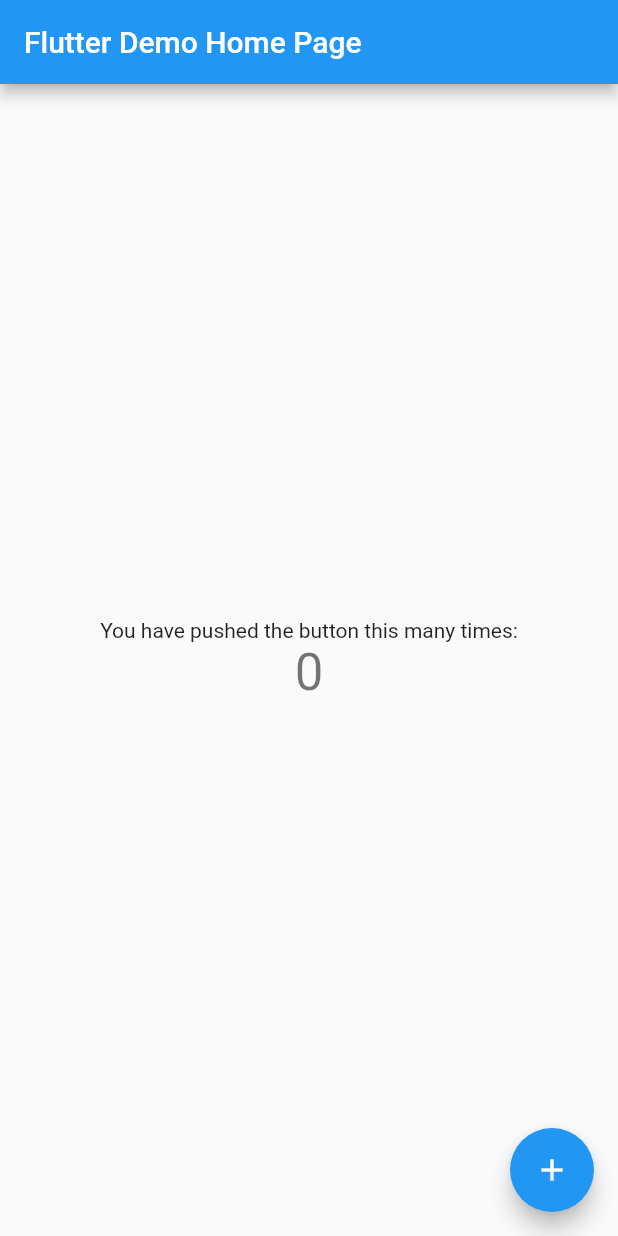
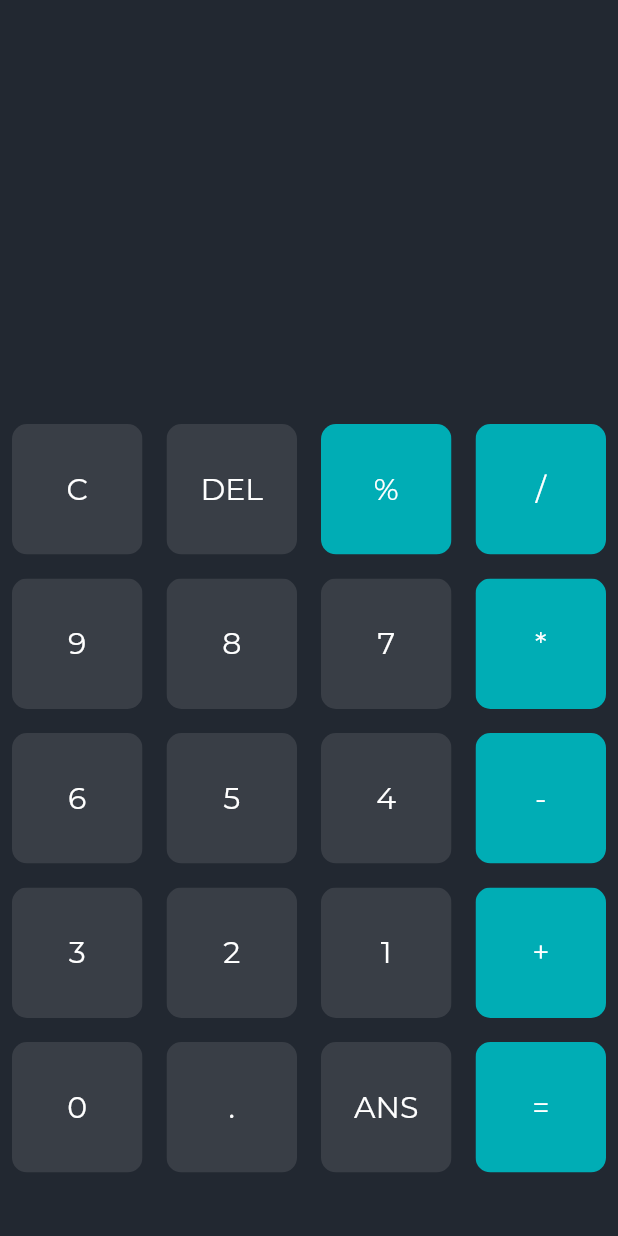
Before and after one commit to EvertonWingert/calculadora-flutter, a Flutter app: the screen it shows after launch, on a phone screen of 412 x 824 dp. Run offline on Flutter 3.47's test engine with Material 2 defaults, Android fonts, the phone set to English and light mode, and no system bars; our stand-ins replace google_fonts, math_expressions.

Commit message:
tudo pronto

```diff
--- /dev/null
+++ b/lib/button.dart
@@ -0,0 +1,39 @@
+import 'package:flutter/material.dart';
+import 'package:google_fonts/google_fonts.dart';
+
+class Button extends StatelessWidget {
+  final color;
+  final textColor;
+  final String buttonText;
+  final buttonTapped;
+  Button(
+      {Key key,
+      this.color,
+      this.textColor,
+      this.buttonText,
+      this.buttonTapped});
+
+  @override
+  Widget build(BuildContext context) {
+    return GestureDetector(
+      onTap: buttonTapped,
+      child: Padding(
+        padding: const EdgeInsets.all(8),
+        child: ClipRRect(
+          borderRadius: BorderRadius.circular(10),
+          child: Container(
+            color: color,
+            child: Center(
+              child: Text(
+                buttonText,
+                style:GoogleFonts.montserrat(textStyle: TextStyle(
+                    color: textColor,
+                    fontSize: 20,)),
+              ),
+            ),
+          ),
+        ),
+      ),
+    );
+  }
+}
--- a/lib/main.dart
+++ b/lib/main.dart
@@ -1,117 +1,175 @@
 import 'package:flutter/material.dart';
+
+import 'package:calculadora/button.dart';
+import 'package:math_expressions/math_expressions.dart';
 
 void main() {
   runApp(MyApp());
 }
 
 class MyApp extends StatelessWidget {
-  // This widget is the root of your application.
   @override
   Widget build(BuildContext context) {
     return MaterialApp(
-      title: 'Flutter Demo',
-      theme: ThemeData(
-        // This is the theme of your application.
-        //
-        // Try running your application with "flutter run". You'll see the
-        // application has a blue toolbar. Then, without quitting the app, try
-        // changing the primarySwatch below to Colors.green and then invoke
-        // "hot reload" (press "r" in the console where you ran "flutter run",
-        // or simply save your changes to "hot reload" in a Flutter IDE).
-        // Notice that the counter didn't reset back to zero; the application
-        // is not restarted.
-        primarySwatch: Colors.blue,
-        // This makes the visual density adapt to the platform that you run
-        // the app on. For desktop platforms, the controls will be smaller and
-        // closer together (more dense) than on mobile platforms.
-        visualDensity: VisualDensity.adaptivePlatformDensity,
-      ),
-      home: MyHomePage(title: 'Flutter Demo Home Page'),
+      home: Calculadora(),
+      debugShowCheckedModeBanner: false,
     );
   }
 }
 
-class MyHomePage extends StatefulWidget {
-  MyHomePage({Key key, this.title}) : super(key: key);
-
-  // This widget is the home page of your application. It is stateful, meaning
-  // that it has a State object (defined below) that contains fields that affect
-  // how it looks.
-
-  // This class is the configuration for the state. It holds the values (in this
-  // case the title) provided by the parent (in this case the App widget) and
-  // used by the build method of the State. Fields in a Widget subclass are
-  // always marked "final".
-
+class Calculadora extends StatefulWidget {
+  Calculadora({Key key, this.title}) : super(key: key);
   final String title;
 
   @override
-  _MyHomePageState createState() => _MyHomePageState();
+  _CalculadoraState createState() => _CalculadoraState();
 }
 
-class _MyHomePageState extends State<MyHomePage> {
-  int _counter = 0;
+class _CalculadoraState extends State<Calculadora> {
+  final bgPrimarysColor = const Color(0xff222831);
+  final bgSecundaryColor = const Color(0xff393e46);
+  final highlightColor = const Color(0xff00adb5);
 
-  void _incrementCounter() {
+  var screenOperation = '';
+  var screenResult = '';
+  var anterior = '';
+
+  final List<String> buttons = [
+    'C',
+    'DEL',
+    '%',
+    '/',
+    '9',
+    '8',
+    '7',
+    '*',
+    '6',
+    '5',
+    "4",
+    '-',
+    '3',
+    '2',
+    '1',
+    '+',
+    '0',
+    '.',
+    'ANS',
+    '=',
+  ];
+
+  @override
+  Widget build(BuildContext context) {
+    return Scaffold(
+      backgroundColor: bgPrimarysColor,
+      body: SafeArea(
+        child: Column(
+          mainAxisAlignment: MainAxisAlignment.spaceEvenly,
+          children: <Widget>[
+            Expanded(
+              child: Container(
+                child: Column(
+                  children: <Widget>[
+                    SizedBox(
+                      height: 50,
+                    ),
+                    Container(
+                        padding: EdgeInsets.all(20),
+                        alignment: Alignment.centerLeft,
+                        child: Text(screenOperation,
+                            style:
+                                TextStyle(fontSize: 20, color: Colors.white))),
+                    Container(
+                        padding: EdgeInsets.all(20),
+                        alignment: Alignment.centerRight,
+                        child: Text(screenResult,
+                            style:
+                                TextStyle(fontSize: 40, color: Colors.white)))
+                  ],
+                ),
+              ),
+            ),
+            Expanded(
+              flex: 2,
+              child: Container(
+                child: Center(
+                  child: GridView.builder(
+                      itemCount: buttons.length,
+                      gridDelegate: SliverGridDelegateWithFixedCrossAxisCount(
+                          crossAxisCount: 4),
+                      itemBuilder: (BuildContext contex, int index) {
+                        return Button(
+                          buttonTapped: () {
+                            if (buttons[index] == 'C') {
+                              clearScreenOp();
+                              clearScreenResult();
+                            } else if (buttons[index] == 'DEL') {
+                              removeLastChar();
+                            } else if (buttons[index] == '=') {
+                              equalPressed();
+                            } else if (isOperator(anterior) &&
+                                isOperator(buttons[index])) {
+                              return;
+                            } else {
+                              setState(() {
+                                screenOperation += buttons[index];
+                                anterior = buttons[index];
+                              });
+                            }
+                          },
+                          buttonText: buttons[index],
+                          color: isOperator(buttons[index])
+                              ? highlightColor
+                              : bgSecundaryColor,
+                          textColor: Colors.white,
+                        );
+                      }),
+                ),
+              ),
+            )
+          ],
+        ),
+      ),
+    );
+  }
+
+  bool isOperator(String x) {
+    if (x == '+' || x == '-' || x == '*' || x == '%' || x == '=' || x == '/') {
+      return true;
+    }
+    return false;
+  }
+
+  void clearScreenOp() {
     setState(() {
-      // This call to setState tells the Flutter framework that something has
-      // changed in this State, which causes it to rerun the build method below
-      // so that the display can reflect the updated values. If we changed
-      // _counter without calling setState(), then the build method would not be
-      // called again, and so nothing would appear to happen.
-      _counter++;
+      screenOperation = '';
+      anterior = '';
     });
   }
 
-  @override
-  Widget build(BuildContext context) {
-    // This method is rerun every time setState is called, for instance as done
-    // by the _incrementCounter method above.
-    //
-    // The Flutter framework has been optimized to make rerunning build methods
-    // fast, so that you can just rebuild anything that needs updating rather
-    // than having to individually change instances of widgets.
-    return Scaffold(
-      appBar: AppBar(
-        // Here we take the value from the MyHomePage object that was created by
-        // the App.build method, and use it to set our appbar title.
-        title: Text(widget.title),
-      ),
-      body: Center(
-        // Center is a layout widget. It takes a single child and positions it
-        // in the middle of the parent.
-        child: Column(
-          // Column is also a layout widget. It takes a list of children and
-          // arranges them vertically. By default, it sizes itself to fit its
-          // children horizontally, and tries to be as tall as its parent.
-          //
-          // Invoke "debug painting" (press "p" in the console, choose the
-          // "Toggle Debug Paint" action from the Flutter Inspector in Android
-          // Studio, or the "Toggle Debug Paint" command in Visual Studio Code)
-          // to see the wireframe for each widget.
-          //
-          // Column has various properties to control how it sizes itself and
-          // how it positions its children. Here we use mainAxisAlignment to
-          // center the children vertically; the main axis here is the vertical
-          // axis because Columns are vertical (the cross axis would be
-          // horizontal).
-          mainAxisAlignment: MainAxisAlignment.center,
-          children: <Widget>[
-            Text(
-              'You have pushed the button this many times:',
-            ),
-            Text(
-              '$_counter',
-              style: Theme.of(context).textTheme.headline4,
-            ),
-          ],
-        ),
-      ),
-      floatingActionButton: FloatingActionButton(
-        onPressed: _incrementCounter,
-        tooltip: 'Increment',
-        child: Icon(Icons.add),
-      ), // This trailing comma makes auto-formatting nicer for build methods.
-    );
+  void clearScreenResult() {
+    setState(() {
+      screenResult = '';
+      anterior = '';
+    });
+  }
+
+  void removeLastChar() {
+    setState(() {
+      screenOperation =
+          screenOperation.substring(0, screenOperation.length - 1);
+    });
+  }
+
+  void equalPressed() {
+    String a = screenOperation;
+    Parser p = Parser();
+    Expression exp = p.parse(a);
+    ContextModel cm = ContextModel();
+    double eval = exp.evaluate(EvaluationType.REAL, cm);
+
+    setState(() {
+      screenResult = eval.toString();
+      clearScreenOp();
+    });
   }
 }
--- a/pubspec.yaml
+++ b/pubspec.yaml
@@ -23,6 +23,10 @@ environment:
 dependencies:
   flutter:
     sdk: flutter
+  google_fonts: ^1.1.1
+  math_expressions: ^2.0.1
+
+
 
 
   # The following adds the Cupertino Icons font to your application.
```
Also changed, not shown: print/sc1.jpg (added), print/sc2.jpg (added), print/sc3.jpg (added), 4 other files.
